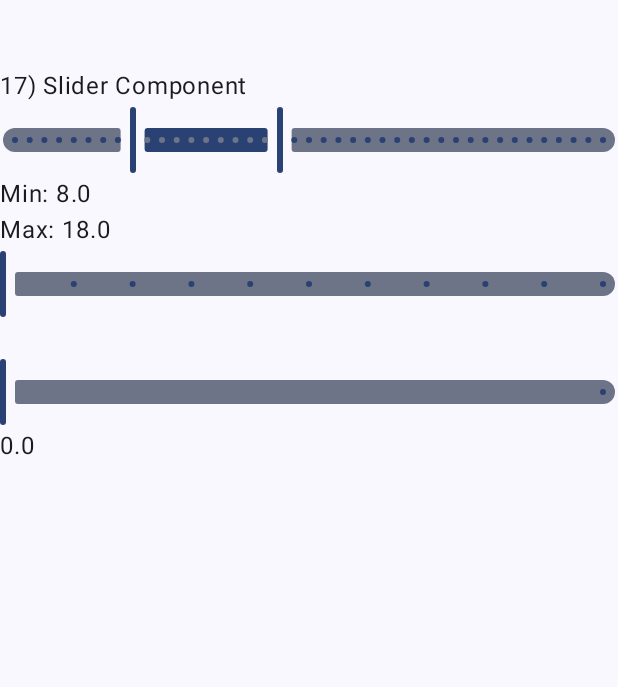
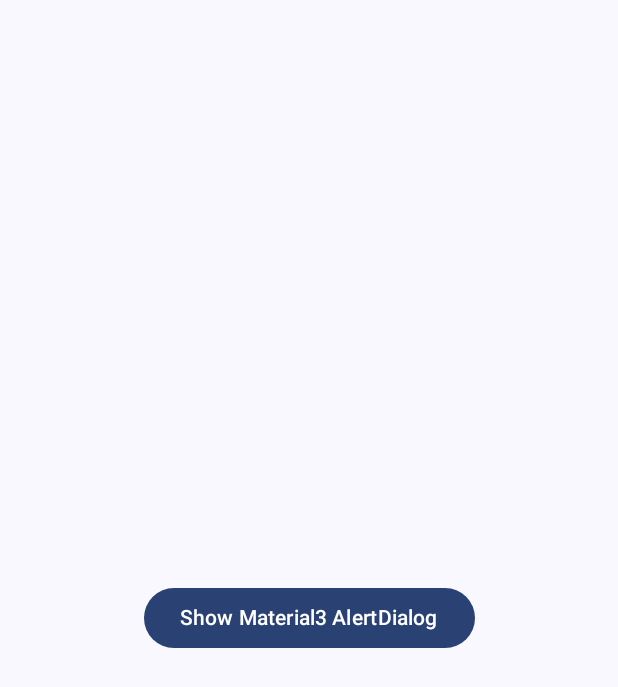
Before and after one commit to joshflugel/Jetpack-Compose-2025, an Android app built with Jetpack Compose: the screen it shows after launch (MainActivity), on a phone screen of 412 x 824 dp. Shown: the top 687 px of the screen. Run offline under Robolectric (Android 15) with nearby library versions, the phone set to English and light mode, and no system bars.

Commit message:
18) Dialogs

```diff
--- a/app/src/main/java/com/josh/compose/ui/MainActivity.kt
+++ b/app/src/main/java/com/josh/compose/ui/MainActivity.kt
@@ -2,6 +2,7 @@ package com.josh.compose.ui
 
 import android.annotation.SuppressLint
 import android.os.Bundle
+import android.util.Log
 import androidx.activity.ComponentActivity
 import androidx.activity.compose.setContent
 import androidx.activity.enableEdgeToEdge
@@ -42,16 +43,19 @@ import androidx.compose.ui.graphics.Color.Companion.Red
 import androidx.compose.ui.tooling.preview.Preview
 import androidx.compose.ui.unit.dp
 import com.josh.compose.components.layout.CheckInfo
+import com.josh.compose.components.layout.MyAlertDialog
 import com.josh.compose.components.layout.MyBadgeBox
 import com.josh.compose.components.layout.MyCard
 import com.josh.compose.components.layout.MyCheckbox
 import com.josh.compose.components.layout.MyCheckboxWithText
 import com.josh.compose.components.layout.MyCheckboxWithTextAdvanced
+import com.josh.compose.components.layout.MyCustomDialog
 import com.josh.compose.components.layout.MyDivider
 import com.josh.compose.components.layout.MyDropdownMenu
 import com.josh.compose.components.layout.MyRadioButton
 import com.josh.compose.components.layout.MyRadioButtonList
 import com.josh.compose.components.layout.MyRangeSlider
+import com.josh.compose.components.layout.MySimpleCustomDialog
 import com.josh.compose.components.layout.MySliderAdvanced
 import com.josh.compose.components.layout.MySliderBasic
 import com.josh.compose.ui.theme.BasicComposeAppTheme
@@ -64,13 +68,46 @@ class MainActivity : ComponentActivity() {
         setContent {
             BasicComposeAppTheme {
                 Scaffold(modifier = Modifier.fillMaxSize()) { innerPadding ->
+
+                    var show by rememberSaveable { mutableStateOf(false) }
+                    Box(Modifier.fillMaxSize(), contentAlignment = Alignment.Center) {
+                        Text("18) AlertDialog (Material3)")
+
+                        Button(onClick = { show = true}) {
+                            Text("Show Material3 AlertDialog")
+                        }
+
+                        MySimpleCustomDialog(
+                            show = show,
+                            onDismiss = { show = false}
+                        )
+
+                        MyCustomDialog(
+                            show = show,
+                            onDismiss = { show = false }
+                        )
+                        /*MyAlertDialog(
+                            //show,
+                            false,
+                            onDismiss = {
+                                show = false
+                                Log.i("joshtag", "AlertDialog: CONFIRM")
+                                        },
+                            onConfirm = { Log.i("joshtag", "AlertDialog: CONFIRM") }) */
+                    }
+
                     Column( modifier = Modifier.fillMaxSize()) {
                         MySpacer(45)
 
+
+
+
+                        /*
                         Text("17) Slider Component")
                         MyRangeSlider()
                         MySliderAdvanced()
                         MySliderBasic()
+                         */
 
                         /*
                         Text("16) Other Components")  // 16) Other Components
```
Also changed, not shown: app/src/main/java/com/josh/compose/components/layout/Dialogs_18.kt (added, +122 -0 lines), app/src/main/res/drawable/add.jpg (added), app/src/main/res/drawable/avatar.jpg (added).
